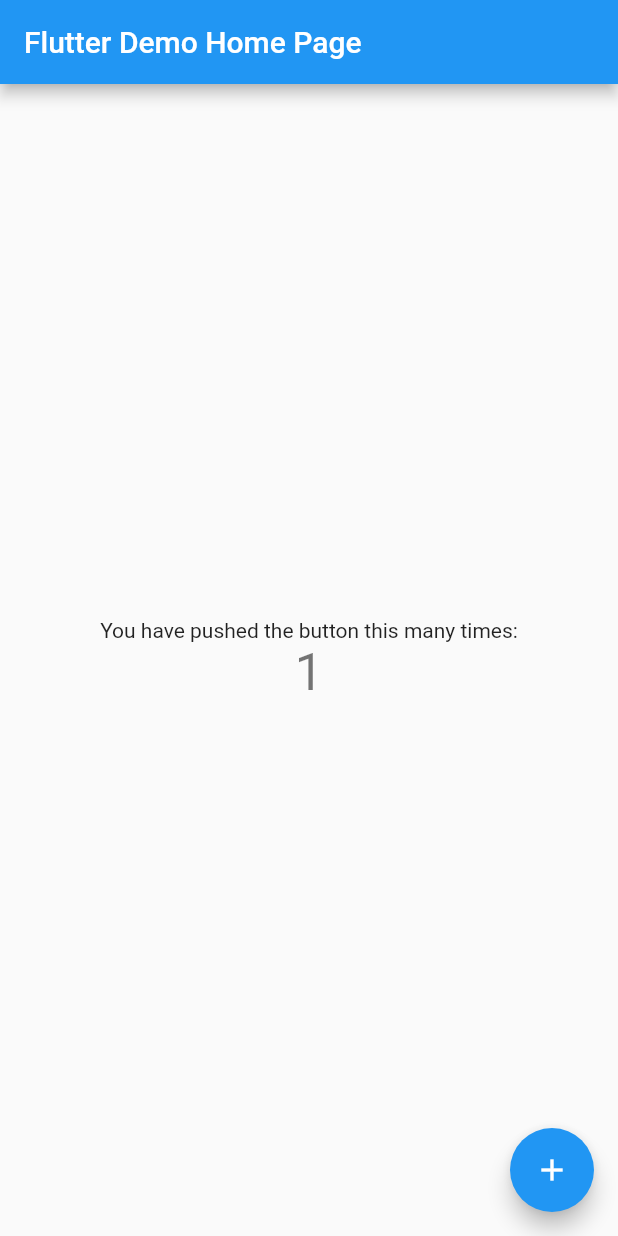
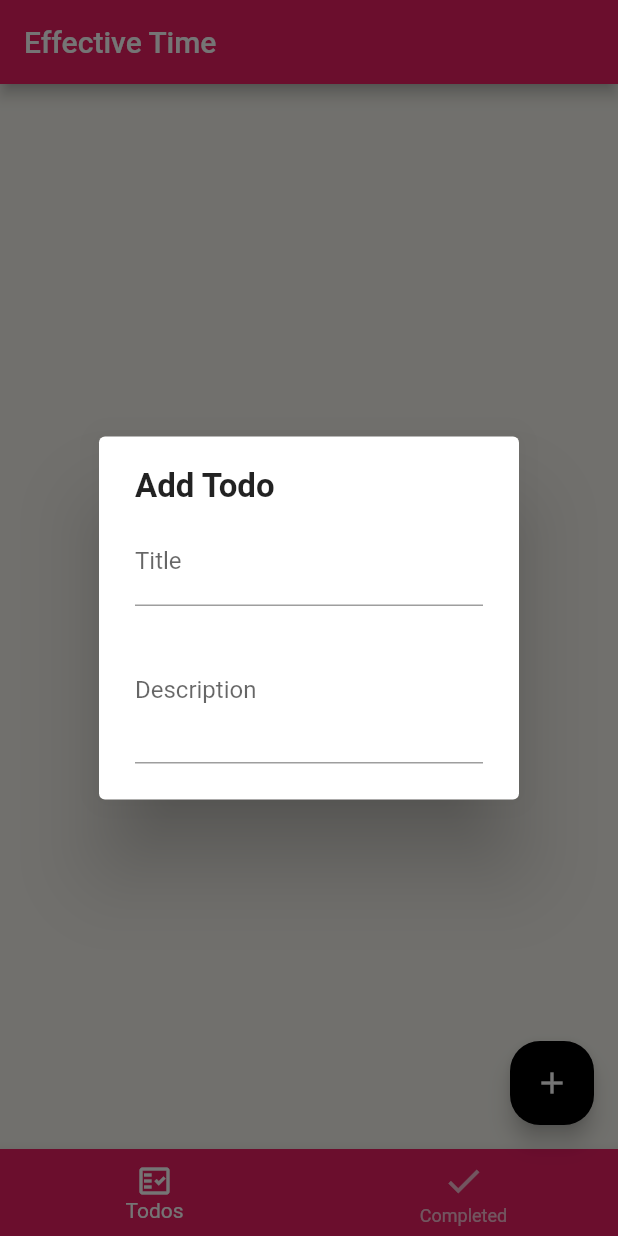
Before and after one commit to LeftTwixWand/FlutterTODO, a Flutter app: the screen it shows after launch, after a tap on the "add" icon, on a phone screen of 412 x 824 dp. Run offline on Flutter 3.47's test engine with Material 2 defaults, Android fonts, the phone set to English and light mode, and no system bars.

Commit message:
Add ToDo dialog

```diff
--- a/lib/main.dart
+++ b/lib/main.dart
@@ -1,3 +1,4 @@
+import 'package:effective_time/page/home_page.dart';
 import 'package:flutter/material.dart';
 
 void main() {
@@ -5,109 +6,15 @@ void main() {
 }
 
 class MyApp extends StatelessWidget {
-  // This widget is the root of your application.
-  @override
-  Widget build(BuildContext context) {
-    return MaterialApp(
-      title: 'Flutter Demo',
-      theme: ThemeData(
-        // This is the theme of your application.
-        //
-        // Try running your application with "flutter run". You'll see the
-        // application has a blue toolbar. Then, without quitting the app, try
-        // changing the primarySwatch below to Colors.green and then invoke
-        // "hot reload" (press "r" in the console where you ran "flutter run",
-        // or simply save your changes to "hot reload" in a Flutter IDE).
-        // Notice that the counter didn't reset back to zero; the application
-        // is not restarted.
-        primarySwatch: Colors.blue,
-      ),
-      home: MyHomePage(title: 'Flutter Demo Home Page'),
-    );
-  }
-}
-
-class MyHomePage extends StatefulWidget {
-  MyHomePage({Key? key, required this.title}) : super(key: key);
-
-  // This widget is the home page of your application. It is stateful, meaning
-  // that it has a State object (defined below) that contains fields that affect
-  // how it looks.
-
-  // This class is the configuration for the state. It holds the values (in this
-  // case the title) provided by the parent (in this case the App widget) and
-  // used by the build method of the State. Fields in a Widget subclass are
-  // always marked "final".
-
-  final String title;
+  static final String title = 'Effective Time';
 
   @override
-  _MyHomePageState createState() => _MyHomePageState();
+  Widget build(BuildContext context) => MaterialApp(
+        title: title,
+        theme: ThemeData(
+          primarySwatch: Colors.pink,
+          scaffoldBackgroundColor: Color(0xFFf6f5ee),
+        ),
+        home: HomePage(),
+      );
 }
-
-class _MyHomePageState extends State<MyHomePage> {
-  int _counter = 0;
-
-  void _incrementCounter() {
-    setState(() {
-      // This call to setState tells the Flutter framework that something has
-      // changed in this State, which causes it to rerun the build method below
-      // so that the display can reflect the updated values. If we changed
-      // _counter without calling setState(), then the build method would not be
-      // called again, and so nothing would appear to happen.
-      _counter++;
-    });
-  }
-
-  @override
-  Widget build(BuildContext context) {
-    // This method is rerun every time setState is called, for instance as done
-    // by the _incrementCounter method above.
-    //
-    // The Flutter framework has been optimized to make rerunning build methods
-    // fast, so that you can just rebuild anything that needs updating rather
-    // than having to individually change instances of widgets.
-    return Scaffold(
-      appBar: AppBar(
-        // Here we take the value from the MyHomePage object that was created by
-        // the App.build method, and use it to set our appbar title.
-        title: Text(widget.title),
-      ),
-      body: Center(
-        // Center is a layout widget. It takes a single child and positions it
-        // in the middle of the parent.
-        child: Column(
-          // Column is also a layout widget. It takes a list of children and
-          // arranges them vertically. By default, it sizes itself to fit its
-          // children horizontally, and tries to be as tall as its parent.
-          //
-          // Invoke "debug painting" (press "p" in the console, choose the
-          // "Toggle Debug Paint" action from the Flutter Inspector in Android
-          // Studio, or the "Toggle Debug Paint" command in Visual Studio Code)
-          // to see the wireframe for each widget.
-          //
-          // Column has various properties to control how it sizes itself and
-          // how it positions its children. Here we use mainAxisAlignment to
-          // center the children vertically; the main axis here is the vertical
-          // axis because Columns are vertical (the cross axis would be
-          // horizontal).
-          mainAxisAlignment: MainAxisAlignment.center,
-          children: <Widget>[
-            Text(
-              'You have pushed the button this many times:',
-            ),
-            Text(
-              '$_counter',
-              style: Theme.of(context).textTheme.headline4,
-            ),
-          ],
-        ),
-      ),
-      floatingActionButton: FloatingActionButton(
-        onPressed: _incrementCounter,
-        tooltip: 'Increment',
-        child: Icon(Icons.add),
-      ), // This trailing comma makes auto-formatting nicer for build methods.
-    );
-  }
-}
--- /dev/null
+++ b/lib/page/home_page.dart
@@ -0,0 +1,58 @@
+import 'package:effective_time/main.dart';
+import 'package:effective_time/widget/add_todo_dialog.dart';
+import 'package:flutter/material.dart';
+
+class HomePage extends StatefulWidget {
+  @override
+  State<StatefulWidget> createState() => _HomePageState();
+}
+
+class _HomePageState extends State<HomePage> {
+  int selectedIndex = 0;
+
+  @override
+  Widget build(BuildContext context) {
+    final tabs = [
+      Container(),
+      Container(),
+    ];
+
+    return Scaffold(
+      appBar: AppBar(
+        title: Text(MyApp.title),
+      ),
+      bottomNavigationBar: BottomNavigationBar(
+        backgroundColor: Theme.of(context).primaryColor,
+        unselectedItemColor: Colors.white.withOpacity(0.7),
+        selectedItemColor: Colors.white,
+        currentIndex: selectedIndex,
+        onTap: (index) => setState(() {
+          selectedIndex = index;
+        }),
+        items: [
+          BottomNavigationBarItem(
+            icon: Icon(Icons.fact_check_outlined),
+            label: 'Todos',
+          ),
+          BottomNavigationBarItem(
+            icon: Icon(Icons.done, size: 28),
+            label: 'Completed',
+          ),
+        ],
+      ),
+      body: tabs[selectedIndex],
+      floatingActionButton: FloatingActionButton(
+        shape: RoundedRectangleBorder(
+          borderRadius: BorderRadius.circular(20),
+        ),
+        backgroundColor: Colors.black,
+        child: Icon(Icons.add),
+        onPressed: () => showDialog(
+          builder: (context) => AddTodoDialogWidget(),
+          context: context,
+          barrierDismissible: false,
+        ),
+      ),
+    );
+  }
+}
--- /dev/null
+++ b/lib/widget/add_todo_dialog.dart
@@ -0,0 +1,40 @@
+import 'package:effective_time/widget/todo_form_widget.dart';
+import 'package:flutter/material.dart';
+
+class AddTodoDialogWidget extends StatefulWidget {
+  @override
+  State<StatefulWidget> createState() => _AddTodoDialogWidgetState();
+}
+
+class _AddTodoDialogWidgetState extends State<AddTodoDialogWidget> {
+  final _formKey = GlobalKey<FormState>();
+  String title = '';
+  String description = '';
+
+  @override
+  Widget build(BuildContext context) => AlertDialog(
+        content: Column(
+          mainAxisSize: MainAxisSize.min,
+          crossAxisAlignment: CrossAxisAlignment.start,
+          children: [
+            Text(
+              'Add Todo',
+              style: TextStyle(
+                fontWeight: FontWeight.bold,
+                fontSize: 22,
+              ),
+            ),
+            const SizedBox(height: 8),
+            TodoFormWidget(
+              onChangedTitle: (title) => setState(() => this.title = title),
+              onChangedDescription: (description) =>
+                  setState(() => this.description = description),
+              onSavedTodo: () {},
+              description: description,
+              key: this._formKey,
+              title: title,
+            ),
+          ],
+        ),
+      );
+}
--- /dev/null
+++ b/lib/widget/todo_form_widget.dart
@@ -0,0 +1,58 @@
+import 'package:flutter/material.dart';
+
+class TodoFormWidget extends StatelessWidget {
+  final String title;
+  final String description;
+  final ValueChanged<String> onChangedTitle;
+  final ValueChanged<String> onChangedDescription;
+  final VoidCallback onSavedTodo;
+
+  TodoFormWidget({
+    required Key key,
+    this.title = '',
+    this.description = '',
+    required this.onChangedDescription,
+    required this.onChangedTitle,
+    required this.onSavedTodo,
+  }) : super(key: key);
+
+  @override
+  Widget build(BuildContext context) => SingleChildScrollView(
+        child: Column(
+          mainAxisSize: MainAxisSize.min,
+          children: [
+            buildTitle(),
+            SizedBox(height: 8),
+            buildDescription(),
+          ],
+        ),
+      );
+
+  Widget buildTitle() => TextFormField(
+        initialValue: title,
+        maxLines: 1,
+        onChanged: onChangedTitle,
+        validator: (title) {
+          if (title == null) return null;
+          if (title.isEmpty) return 'The title cannot be empty of null';
+        },
+        decoration: InputDecoration(
+          border: UnderlineInputBorder(),
+          labelText: 'Title',
+        ),
+      );
+
+  Widget buildDescription() => TextFormField(
+        initialValue: description,
+        maxLines: 3,
+        onChanged: onChangedDescription,
+        validator: (title) {
+          if (title == null) return null;
+          if (title.isEmpty) return 'The description cannot be empty of null';
+        },
+        decoration: InputDecoration(
+          border: UnderlineInputBorder(),
+          labelText: 'Description',
+        ),
+      );
+}
```
